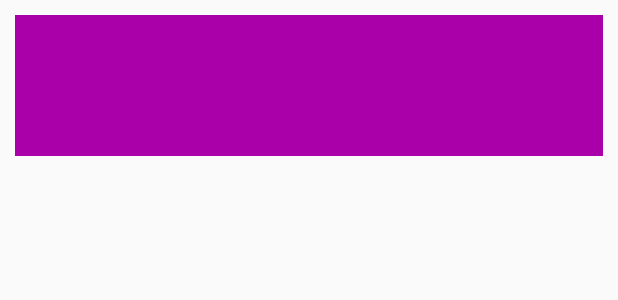
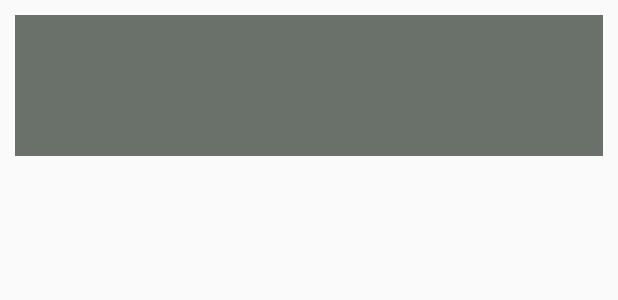
Before and after one commit to ExBattou/LipoTest, an Android app: the layout item_character.xml on its own in the app's theme, with its tools: preview values and no code run, on a phone screen of 412 x 824 dp. Shown: the top 300 px of the screen. Run offline under Robolectric (Android 15) with nearby library versions, the phone set to English and light mode, and no system bars; network calls fail.

Commit message:
Changed colors, and other stuff

```diff
--- a/app/src/main/res/layout/item_character.xml
+++ b/app/src/main/res/layout/item_character.xml
@@ -4,14 +4,17 @@
     android:layout_width="match_parent"
     android:layout_height="wrap_content"
     android:padding="10dp"
+    app:layout_constraintCircleRadius="30dp"
     android:layout_margin="10dp"
-    android:background="#AA00AA"
+    android:background="#6A706A"
     xmlns:app="http://schemas.android.com/apk/res-auto">
 
     <TextView
         android:layout_width="wrap_content"
         android:layout_height="wrap_content"
         android:textSize="20dp"
+        android:textStyle="bold"
+        android:textColor="#FFFFFF"
         android:id="@+id/nombre_textview"
         app:layout_constraintTop_toTopOf="parent"
         app:layout_constraintStart_toStartOf="parent"
@@ -20,6 +23,8 @@
         android:layout_width="wrap_content"
         android:layout_height="wrap_content"
         android:textSize="18dp"
+        android:textStyle="bold"
+        android:textColor="#FFFFFF"
         android:id="@+id/genero_textview"
         app:layout_constraintStart_toStartOf="parent"
         app:layout_constraintTop_toBottomOf="@id/nombre_textview"/>
@@ -27,6 +32,8 @@
         android:layout_width="wrap_content"
         android:layout_height="wrap_content"
         android:textSize="16dp"
+        android:textStyle="bold"
+        android:textColor="#FFFFFF"
         android:id="@+id/fechaNac_textview"
         app:layout_constraintStart_toStartOf="parent"
         app:layout_constraintTop_toBottomOf="@id/genero_textview"/>
--- a/app/src/main/res/values/styles.xml
+++ b/app/src/main/res/values/styles.xml
@@ -1,7 +1,7 @@
 <resources>
 
     <!-- Base application theme. -->
-    <style name="AppTheme" parent="Theme.AppCompat.Light.DarkActionBar">
+    <style name="AppTheme" parent="Theme.AppCompat.Light.NoActionBar">
         <!-- Customize your theme here. -->
         <item name="colorPrimary">@color/colorPrimary</item>
         <item name="colorPrimaryDark">@color/colorPrimaryDark</item>
```
Also changed, not shown: app/src/main/res/layout/item_film.xml (+7 -1 lines).
